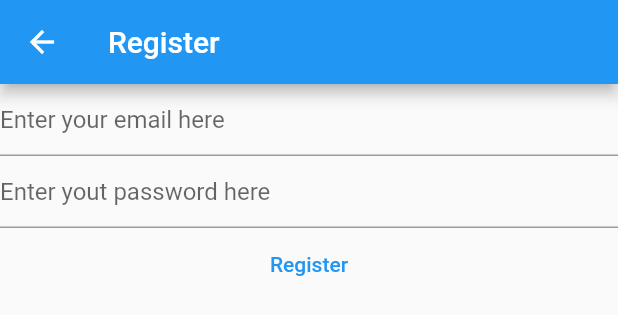
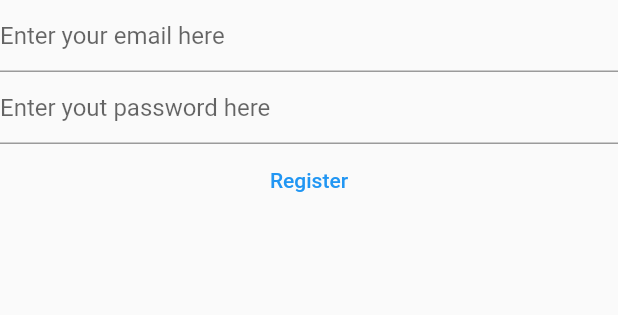
Before and after one commit to danielatego/flutter-app, a Flutter app: the RegisterView widget shown alone on an empty page, opened directly, on a phone screen of 412 x 824 dp. Shown: the top 315 px of the screen. Run offline on Flutter 3.47's test engine with Material 2 defaults, Android fonts, the light colour scheme and no system bars; our stand-ins replace firebase_auth, firebase_core; accounts and stored records are empty.

Commit message:
remopving redudancy on login and register views.

```diff
--- a/mynotes/lib/views/register_view.dart
+++ b/mynotes/lib/views/register_view.dart
@@ -1,7 +1,5 @@
 import 'package:firebase_auth/firebase_auth.dart';
-import 'package:firebase_core/firebase_core.dart';
 import 'package:flutter/material.dart';
-import 'package:mynotes/firebase_options.dart';
 
 class RegisterView extends StatefulWidget {
   const RegisterView({super.key});
@@ -29,17 +27,7 @@ class _RegisterViewState extends State<RegisterView> {
   }
    @override
   Widget build(BuildContext context) {
-    return Scaffold(
-      appBar: AppBar(title: const Text('Register'),
-      ),
-      body: FutureBuilder(
-        future:  Firebase.initializeApp(
-          options: DefaultFirebaseOptions.currentPlatform,
-          ),
-        builder: (context, snapshot) {
-          switch (snapshot.connectionState){
-            case ConnectionState.done:
-              return Column(
+    return Column(
                 children: [
                   TextField(
                     controller:_email,
@@ -88,11 +76,5 @@ class _RegisterViewState extends State<RegisterView> {
                     ),
                 ],
               );
-            default:
-              return const Text('Loading...');
-              }
-        },
-      )
-    );
   }
 }
```
Also changed, not shown: mynotes/lib/main.dart (+7 -5 lines), mynotes/lib/views/login_view.dart (+7 -18 lines).
